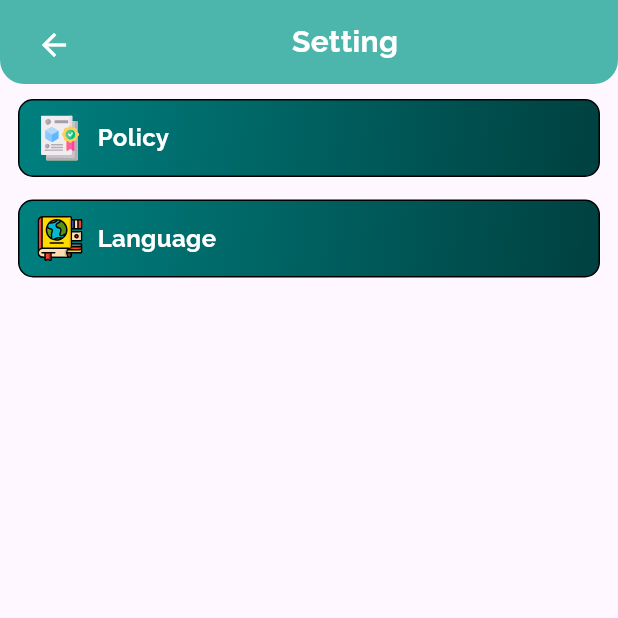
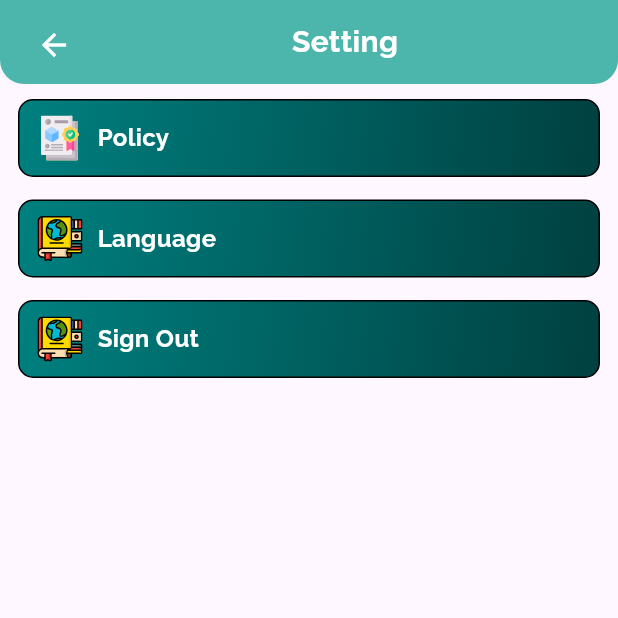
Before and after one commit to baolqpit/PetCare-App, a Flutter app: the SettingScreen screen opened directly, on a phone screen of 412 x 824 dp, the top half of it. Run offline on Flutter 3.47's test engine with Material 3 defaults, Android fonts, the phone set to English and light mode, and no system bars; our stand-ins replace dio, firebase_auth, firebase_core, flutter_svg, freezed_annotation, get; accounts and stored records are empty; network calls fail.

Commit message:
Build OTP Verify Screen

```diff
--- a/lib/controllers/app_controller.dart
+++ b/lib/controllers/app_controller.dart
@@ -3,6 +3,7 @@ import 'package:flutter/material.dart';
 import 'package:get/get.dart';
 import 'package:petcare_app_management/controllers/user_controller.dart';
 import 'package:petcare_app_management/helper/auth_helper.dart';
+import 'package:petcare_app_management/screens/introduction_screens/otp_authentication.dart';
 import 'package:petcare_app_management/share/Widgets/dialog.dart';
 
 class AppController extends GetxController {
@@ -30,7 +31,7 @@ class AppController extends GetxController {
   signUpFieldIsEmpty() {
     if (userController.emailController.text.isEmpty ||
         userController.confirmPasswordController.text.isEmpty ||
-        userController.passwordController.text.isEmpty) {
+        userController.passwordController.text.isEmpty || userController.phoneController.text.isEmpty) {
       return true;
     }
     return false;
@@ -52,7 +53,7 @@ class AppController extends GetxController {
                 'The password you entered does not match, please check again!');
       } else {
         if (isAcceptLicense.value) {
-          await AuthHelper().signInWithEmail(email: userController.emailController.text, password: userController.passwordController.text);
+          Get.to(() => OtpAuthentication());
         }
         // Check the license
         else {
--- a/lib/controllers/user_controller.dart
+++ b/lib/controllers/user_controller.dart
@@ -10,6 +10,7 @@ class UserController extends GetxController {
   RxList<UserModel?> listUsers = RxList<UserModel?>([]);
   Rx<UserModel?> userInfo = Rx<UserModel?>(null);
   TextEditingController emailController = TextEditingController();
+  TextEditingController phoneController = TextEditingController();
   TextEditingController passwordController = TextEditingController();
   TextEditingController confirmPasswordController = TextEditingController();
 
--- a/lib/screens/introduction_screens/sign_up_screen.dart
+++ b/lib/screens/introduction_screens/sign_up_screen.dart
@@ -60,6 +60,12 @@ class _SignUpScreenState extends State<SignUpScreen> {
                     label: 'Email',
                     hintText: 'email@gmail.com',
                     controller: userController.emailController,
+                    showSuffix: false),
+                Dimens.height15,
+                _buildTextFieldInfo(
+                    label: 'Phone',
+                    hintText: '09xxxxxxxx',
+                    controller: userController.phoneController,
                     showSuffix: false),
                 Dimens.height15,
                 _buildTextFieldInfo(
--- a/lib/screens/setting_screens/setting_screen.dart
+++ b/lib/screens/setting_screens/setting_screen.dart
@@ -1,5 +1,11 @@
 import 'package:flutter/material.dart';
 import 'package:flutter_svg/flutter_svg.dart';
+import 'package:get/get.dart';
+import 'package:get/get_core/src/get_main.dart';
+import 'package:petcare_app_management/helper/auth_helper.dart';
+import 'package:petcare_app_management/main.dart';
+import 'package:petcare_app_management/screens/introduction_screens/introduction_screen.dart';
+import 'package:petcare_app_management/screens/introduction_screens/sign_up_screen.dart';
 import 'package:petcare_app_management/share/Colors/app_color.dart';
 import 'package:petcare_app_management/share/Dimens/dimens.dart';
 import 'package:petcare_app_management/share/Images/images.dart';
@@ -14,6 +20,13 @@ class SettingScreen extends StatefulWidget {
 }
 
 class _SettingScreenState extends State<SettingScreen> {
+
+  @override
+  void initState() {
+    // TODO: implement initState
+    print(AuthHelper().firebaseAuth.currentUser!.email);
+    super.initState();
+  }
   @override
   Widget build(BuildContext context) {
     return Scaffold(
@@ -30,13 +43,20 @@ class _SettingScreenState extends State<SettingScreen> {
           _buildSettingRow(text: 'Policy', imgesURL: Images.policy_svg),
           Dimens.height15,
           _buildSettingRow(text: 'Language', imgesURL: Images.language_change_svg),
+          Dimens.height15,
+          _buildSettingRow(text: 'Sign Out', imgesURL: Images.language_change_svg, onTapFunction: () async {
+            await AuthHelper().signOut();
+            Get.offAll(() => IntroductionScreen());
+          }),
         ],
       ),
     );
   }
 
-  _buildSettingRow({required String text, required String imgesURL}){
-    return Container(
+  _buildSettingRow({required String text, required String imgesURL, Function()? onTapFunction}){
+    return GestureDetector(
+      onTap: onTapFunction,
+      child: Container(
           padding: const EdgeInsets.symmetric(horizontal: Dimens.padding_horizontal, vertical: Dimens.padding_vertical),
       decoration: BoxDecoration(
         gradient: LinearGradient(
@@ -55,6 +75,7 @@ class _SettingScreenState extends State<SettingScreen> {
             AppText(content: text, color: AppColor.white, fontWeight: FontWeight.bold,)
         ],
         ),
+      ),
     );
   }
 }
--- a/lib/share/Colors/app_color.dart
+++ b/lib/share/Colors/app_color.dart
@@ -7,6 +7,7 @@ class AppColor {
     static const amber = Colors.amber;
     static const grey = Colors.grey;
     static const black = Colors.black;
+    static const orange = Colors.deepOrange;
 
     static List<Color> purpleGradient = [
         Color(0xFF663399), // Deep purple (start color)
--- a/lib/share/Dimens/dimens.dart
+++ b/lib/share/Dimens/dimens.dart
@@ -18,6 +18,7 @@ class Dimens {
   static const height12 = SizedBox(height: 12.0,);
   static const height15 = SizedBox(height: 15.0,);
   static const height20 = SizedBox(height: 20.0,);
+  static const height_OTP = 64.0;
 
   //   Height Size Design
   static const width5 = SizedBox(width:  5.0,) ;
@@ -25,6 +26,7 @@ class Dimens {
   static const width12 = SizedBox(width:  12.0,);
   static const width15 = SizedBox(width:  15.0,);
   static const width20 = SizedBox(width:  20.0,);
+  static const width_OTP = 68.0;
 
 // Circular Size Design
   static const circular5 = 5.0 ;
@@ -32,4 +34,10 @@ class Dimens {
   static const circular12 = 12.0 ;
   static const circular50 = 50.0 ;
 
+//   Size values
+  static const sizeValue5 = 5.0;
+  static const sizeValue10 = 10.0;
+  static const sizeValue15 = 15.0;
+  static const sizeValue20 = 20.0;
+
 }
```
Also changed, not shown: lib/helper/auth_helper.dart (+14 -0 lines), lib/screens/introduction_screens/otp_authentication.dart (added, +145 -0 lines). Lines whose indentation alone changed are shown as unchanged.
